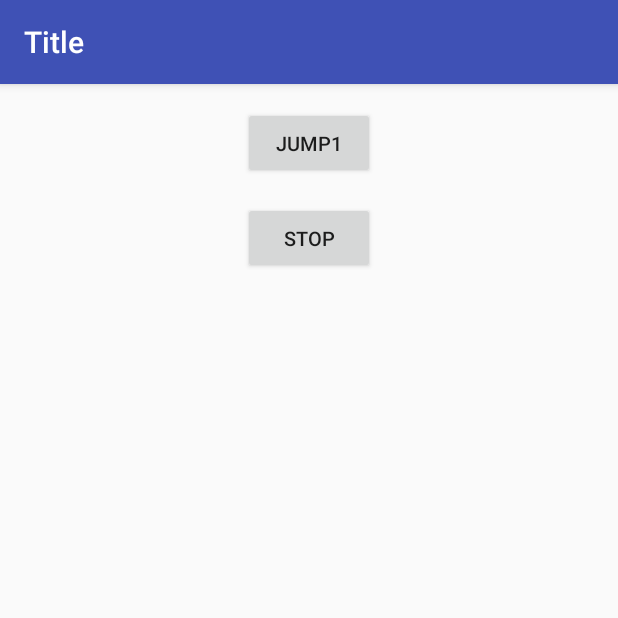
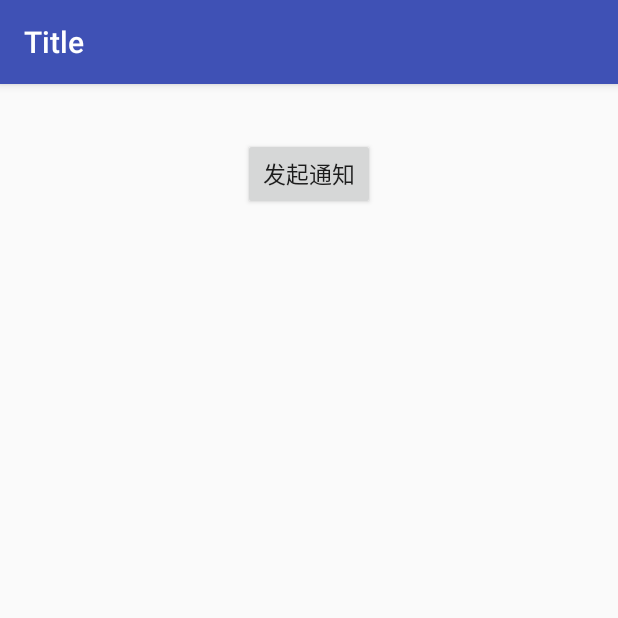
Before and after one commit to TyrantAlex/MyAllSimpleDemo, an Android app: the screen it shows after launch (Singleton1Activity before the commit, NotificationTestActivity after it), on a phone screen of 412 x 824 dp, the top half of it. Run offline under Robolectric (Android 15) with nearby library versions, the phone set to English and light mode, and no system bars; libraries missing offline, so code that uses them is left out: io.realm; 1 statement that could not run was skipped.

Commit message:
commit notification gradle wrapper update

```diff
--- a/app/build.gradle
+++ b/app/build.gradle
@@ -26,9 +26,9 @@ android {
     configurations.all {
         resolutionStrategy.force 'com.google.code.findbugs:jsr305:1.3.9'
     }
-    dataBinding {
-        enabled = true
-    }
+//    dataBinding {
+//        enabled = true
+//    }
 }
 
 dependencies {
--- /dev/null
+++ b/app/src/main/res/layout/activity_notification_test.xml
@@ -0,0 +1,16 @@
+<?xml version="1.0" encoding="utf-8"?>
+<LinearLayout xmlns:android="http://schemas.android.com/apk/res/android"
+    android:orientation="vertical" android:layout_width="match_parent"
+    android:layout_height="match_parent">
+
+    <Button
+        android:id="@+id/btn_notify"
+        android:layout_width="wrap_content"
+        android:layout_height="wrap_content"
+        android:text="发起通知"
+        android:textSize="15sp"
+        android:layout_marginTop="36dp"
+        android:layout_gravity="center_horizontal"
+        />
+
+</LinearLayout>
```
Also changed, not shown: app/src/main/AndroidManifest.xml (+8 -9 lines), app/src/main/java/com/dataBingding/ui/DataBingdingTestActivity.java (+29 -29 lines), app/src/main/java/com/demo/imageview/ImageViewScaleTypeActivity.java (+16 -16 lines), app/src/main/java/com/myallsimpledemo/notification/NotificationResultActivity.java (added, +17 -0 lines), app/src/main/java/com/myallsimpledemo/notification/NotificationTestActivity.java (added, +55 -0 lines), app/src/main/res/layout/activity_notification_result.xml (added, +16 -0 lines), gradle/wrapper/gradle-wrapper.properties.
